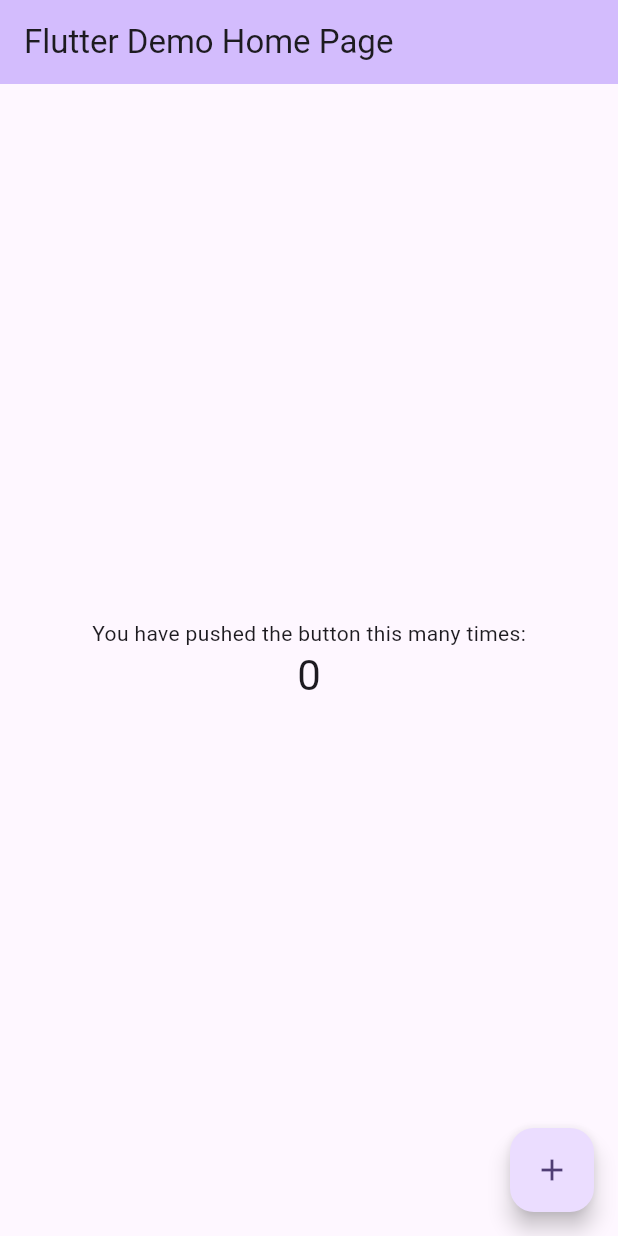
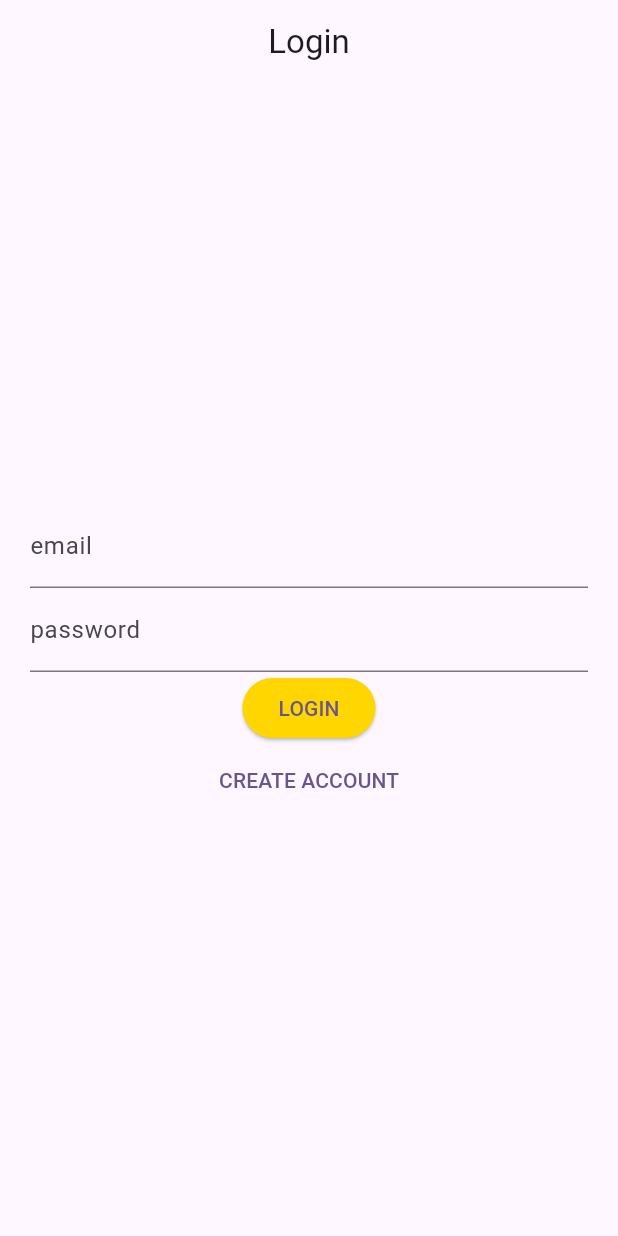
Before and after one commit to osyuu/river_auth, a Flutter app: the screen it shows after launch, on a phone screen of 412 x 824 dp. Run offline on Flutter 3.47's test engine with Material 2 defaults, Android fonts, the phone set to English and light mode, and no system bars; our stand-ins replace auto_route, firebase_auth, firebase_core, flutter_riverpod; accounts and stored records are empty.

Commit message:
feat: add firebase auth

```diff
--- a/lib/main.dart
+++ b/lib/main.dart
@@ -1,129 +1,32 @@
 import 'package:firebase_core/firebase_core.dart';
+import 'package:flutter_riverpod/flutter_riverpod.dart';
+import 'package:river_auth/routers/app_router.dart';
 import 'firebase_options.dart';
 import 'package:flutter/material.dart';
 
 void main() async {
   WidgetsFlutterBinding.ensureInitialized();
   await Firebase.initializeApp(options: DefaultFirebaseOptions.currentPlatform);
-  runApp(const MyApp());
+  // final appRouter = AppRouter();
+  runApp(
+    ProviderScope(child: MyApp()),
+  );
 }
 
 class MyApp extends StatelessWidget {
-  const MyApp({super.key});
+  MyApp({super.key});
 
-  // This widget is the root of your application.
+  final _appRouter = AppRouter();
+
   @override
   Widget build(BuildContext context) {
-    return MaterialApp(
+    return MaterialApp.router(
+      routerConfig: _appRouter.config(),
       title: 'Flutter Demo',
       theme: ThemeData(
-        // This is the theme of your application.
-        //
-        // TRY THIS: Try running your application with "flutter run". You'll see
-        // the application has a blue toolbar. Then, without quitting the app,
-        // try changing the seedColor in the colorScheme below to Colors.green
-        // and then invoke "hot reload" (save your changes or press the "hot
-        // reload" button in a Flutter-supported IDE, or press "r" if you used
-        // the command line to start the app).
-        //
-        // Notice that the counter didn't reset back to zero; the application
-        // state is not lost during the reload. To reset the state, use hot
-        // restart instead.
-        //
-        // This works for code too, not just values: Most code changes can be
-        // tested with just a hot reload.
         colorScheme: ColorScheme.fromSeed(seedColor: Colors.deepPurple),
         useMaterial3: true,
       ),
-      home: const MyHomePage(title: 'Flutter Demo Home Page'),
     );
   }
 }
-
-class MyHomePage extends StatefulWidget {
-  const MyHomePage({super.key, required this.title});
-
-  // This widget is the home page of your application. It is stateful, meaning
-  // that it has a State object (defined below) that contains fields that affect
-  // how it looks.
-
-  // This class is the configuration for the state. It holds the values (in this
-  // case the title) provided by the parent (in this case the App widget) and
-  // used by the build method of the State. Fields in a Widget subclass are
-  // always marked "final".
-
-  final String title;
-
-  @override
-  State<MyHomePage> createState() => _MyHomePageState();
-}
-
-class _MyHomePageState extends State<MyHomePage> {
-  int _counter = 0;
-
-  void _incrementCounter() {
-    setState(() {
-      // This call to setState tells the Flutter framework that something has
-      // changed in this State, which causes it to rerun the build method below
-      // so that the display can reflect the updated values. If we changed
-      // _counter without calling setState(), then the build method would not be
-      // called again, and so nothing would appear to happen.
-      _counter++;
-    });
-  }
-
-  @override
-  Widget build(BuildContext context) {
-    // This method is rerun every time setState is called, for instance as done
-    // by the _incrementCounter method above.
-    //
-    // The Flutter framework has been optimized to make rerunning build methods
-    // fast, so that you can just rebuild anything that needs updating rather
-    // than having to individually change instances of widgets.
-    return Scaffold(
-      appBar: AppBar(
-        // TRY THIS: Try changing the color here to a specific color (to
-        // Colors.amber, perhaps?) and trigger a hot reload to see the AppBar
-        // change color while the other colors stay the same.
-        backgroundColor: Theme.of(context).colorScheme.inversePrimary,
-        // Here we take the value from the MyHomePage object that was created by
-        // the App.build method, and use it to set our appbar title.
-        title: Text(widget.title),
-      ),
-      body: Center(
-        // Center is a layout widget. It takes a single child and positions it
-        // in the middle of the parent.
-        child: Column(
-          // Column is also a layout widget. It takes a list of children and
-          // arranges them vertically. By default, it sizes itself to fit its
-          // children horizontally, and tries to be as tall as its parent.
-          //
-          // Column has various properties to control how it sizes itself and
-          // how it positions its children. Here we use mainAxisAlignment to
-          // center the children vertically; the main axis here is the vertical
-          // axis because Columns are vertical (the cross axis would be
-          // horizontal).
-          //
-          // TRY THIS: Invoke "debug painting" (choose the "Toggle Debug Paint"
-          // action in the IDE, or press "p" in the console), to see the
-          // wireframe for each widget.
-          mainAxisAlignment: MainAxisAlignment.center,
-          children: <Widget>[
-            const Text(
-              'You have pushed the button this many times:',
-            ),
-            Text(
-              '$_counter',
-              style: Theme.of(context).textTheme.headlineMedium,
-            ),
-          ],
-        ),
-      ),
-      floatingActionButton: FloatingActionButton(
-        onPressed: _incrementCounter,
-        tooltip: 'Increment',
-        child: const Icon(Icons.add),
-      ), // This trailing comma makes auto-formatting nicer for build methods.
-    );
-  }
-}
--- /dev/null
+++ b/lib/page/auth/auth_notifier.dart
@@ -0,0 +1,44 @@
+
+import 'dart:async';
+
+import 'package:flutter_riverpod/flutter_riverpod.dart';
+
+import 'auth_provider.dart';
+
+class AuthNotifier extends AutoDisposeAsyncNotifier<void> {
+  AuthNotifier()
+      : super();
+
+  @override
+  FutureOr<void> build() async {}
+
+  Future<void> signUp() async {
+    final authRepository = ref.read(authRepositoryProvider);
+    final email = ref.read(emailProvider);
+    final password = ref.read(passwordProvider);
+
+    state = const AsyncLoading();
+    await AsyncValue.guard(() => authRepository.signUp(
+        email: email.value.text,
+        password: password.value.text
+    ));
+  }
+
+  Future<void> login() async {
+    final authRepository = ref.read(authRepositoryProvider);
+    final email = ref.read(emailProvider);
+    final password = ref.read(passwordProvider);
+
+    state = const AsyncLoading();
+    await AsyncValue.guard(() => authRepository.logInWithEmailAndPassword(
+        email: email.value.text,
+        password: password.value.text
+    ));
+  }
+
+  Future<void> logout() async {
+    final authRepository = ref.read(authRepositoryProvider);
+
+    authRepository.logout();
+  }
+}
--- /dev/null
+++ b/lib/page/auth/auth_provider.dart
@@ -0,0 +1,20 @@
+import 'package:flutter/material.dart';
+import 'package:flutter_riverpod/flutter_riverpod.dart';
+import 'package:river_auth/data/Repository/authRepository.dart';
+import 'package:river_auth/page/auth/auth_notifier.dart';
+
+final authNotifierProvider = AsyncNotifierProvider.autoDispose<AuthNotifier, void>(() => AuthNotifier());
+
+final authStateChangesProvider = StreamProvider.autoDispose((ref) {
+  final firebaseAuth = ref.watch(authRepositoryProvider);
+  return firebaseAuth.user;
+});
+
+//* Repository
+final authRepositoryProvider = Provider<AuthRepository>(
+        (ref) => AuthRepository()
+);
+
+final emailProvider = StateProvider.autoDispose((ref) => TextEditingController(text: ''));
+
+final passwordProvider = StateProvider.autoDispose((ref) => TextEditingController(text: ''));
--- /dev/null
+++ b/lib/page/auth/login_page.dart
@@ -0,0 +1,79 @@
+import 'package:auto_route/auto_route.dart';
+import 'package:flutter/material.dart';
+import 'package:flutter_riverpod/flutter_riverpod.dart';
+import 'package:river_auth/routers/app_router.dart';
+
+import 'auth_provider.dart';
+
+@RoutePage()
+class LoginPage extends ConsumerWidget {
+  const LoginPage({super.key});
+
+  @override
+  Widget build(BuildContext context, WidgetRef ref) {
+    final theme = Theme.of(context);
+    final emailController = ref.watch(emailProvider);
+    final passwordlController = ref.watch(passwordProvider);
+
+    return Scaffold(
+      appBar: AppBar(
+        centerTitle: true,
+        automaticallyImplyLeading: false,
+        title: const Text('Login'),
+      ),
+      body: Center(
+        child: Container(
+          padding: const EdgeInsets.all(20),
+          child: Column(
+            mainAxisAlignment: MainAxisAlignment.center,
+            children: [
+              TextField(
+                controller: emailController,
+                keyboardType: TextInputType.emailAddress,
+                decoration: const InputDecoration(labelText: 'email'),
+              ),
+              TextField(
+                controller: passwordlController,
+                keyboardType: TextInputType.visiblePassword,
+                decoration: const InputDecoration(labelText: 'password'),
+                obscureText: true,
+              ),
+              _LoginButton(),
+              TextButton(
+                onPressed: () {
+                  context.router.push(const SignupRoute());
+                },
+                child: Text(
+                  'CREATE ACCOUNT',
+                  style: TextStyle(color: theme.primaryColor),
+                ),
+              )
+            ],
+          ),
+        ),
+      )
+    );
+  }
+}
+
+class _LoginButton extends ConsumerWidget {
+
+  @override
+  Widget build(BuildContext context, WidgetRef ref) {
+    final router = context.router;
+    final state = ref.watch(authNotifierProvider);
+    return ElevatedButton(
+      style: ElevatedButton.styleFrom(
+        shape: RoundedRectangleBorder(
+          borderRadius: BorderRadius.circular(30),
+        ),
+        backgroundColor: const Color(0xFFFFD600),
+      ),
+      onPressed: !state.isLoading ?
+          () async {
+        await ref.read(authNotifierProvider.notifier).login();
+      } : null,
+      child: state.isLoading ? const CircularProgressIndicator() : const Text('LOGIN'),
+    );
+  }
+}
--- /dev/null
+++ b/lib/page/home_page.dart
@@ -0,0 +1,25 @@
+
+import 'package:auto_route/auto_route.dart';
+import 'package:flutter/material.dart';
+import 'package:flutter_riverpod/flutter_riverpod.dart';
+import 'package:river_auth/page/auth/auth_provider.dart';
+import 'package:river_auth/page/auth/login_page.dart';
+
+import 'my_page.dart';
+
+@RoutePage()
+class HomePage extends ConsumerWidget {
+  const HomePage({Key? key}) : super(key: key);
+
+  @override
+  Widget build(BuildContext context, WidgetRef ref) {
+    // StreamProvider を監視し、AsyncValue<User?> を取得する。
+    final authStateAsync = ref.watch(authStateChangesProvider);
+    // パターンマッチングを使用して、状態をUIにマッピングする
+    return authStateAsync.when(
+      data: (user) => user != null ? const MyPage() : const LoginPage(),
+      loading: () => const CircularProgressIndicator(),
+      error: (err, stack) => Text('Error: $err'),
+    );
+  }
+}
--- /dev/null
+++ b/lib/routers/app_router.dart
@@ -0,0 +1,19 @@
+import 'package:auto_route/auto_route.dart';
+import 'package:river_auth/page/auth/login_page.dart';
+import 'package:river_auth/page/auth/signup_page.dart';
+import 'package:river_auth/page/home_page.dart';
+import 'package:river_auth/page/my_page.dart';
+
+part 'app_router.gr.dart';
+
+@AutoRouterConfig(replaceInRouteName: 'Page,Route')
+class AppRouter extends _$AppRouter {
+
+  @override
+  List<AutoRoute> get routes => [
+    AutoRoute(page: HomeRoute.page, initial: true),
+    AutoRoute(page: MyRoute.page),
+    AutoRoute(page: LoginRoute.page),
+    AutoRoute(page: SignupRoute.page),
+  ];
+}
--- a/pubspec.yaml
+++ b/pubspec.yaml
@@ -44,6 +44,7 @@ dev_dependencies:
   flutter_test:
     sdk: flutter
   auto_route_generator: ^7.1.1
+  build_runner: ^2.4.5
 
   # The "flutter_lints" package below contains a set of recommended lints to
   # encourage good coding practices. The lint set provided by the package is
```
Also changed, not shown: lib/data/Repository/authRepository.dart (added, +51 -0 lines), lib/page/auth/signup_page.dart (added, +66 -0 lines), lib/page/my_page.dart (added, +32 -0 lines), lib/routers/app_router.gr.dart (added), pubspec.lock, 4 other files.
